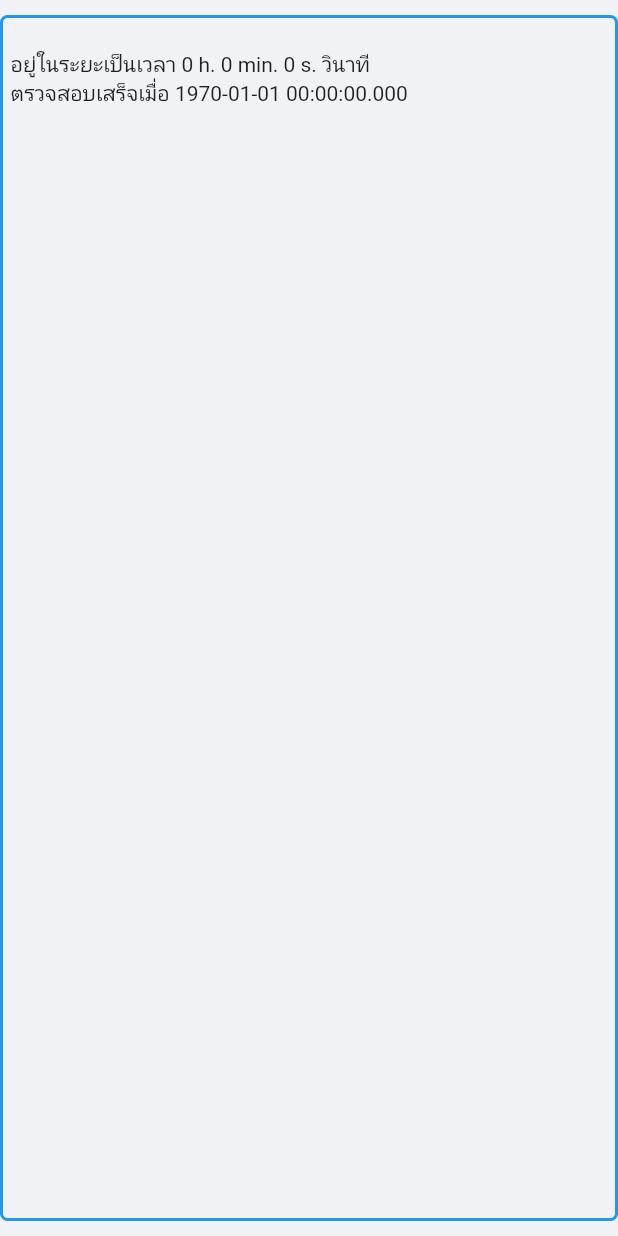
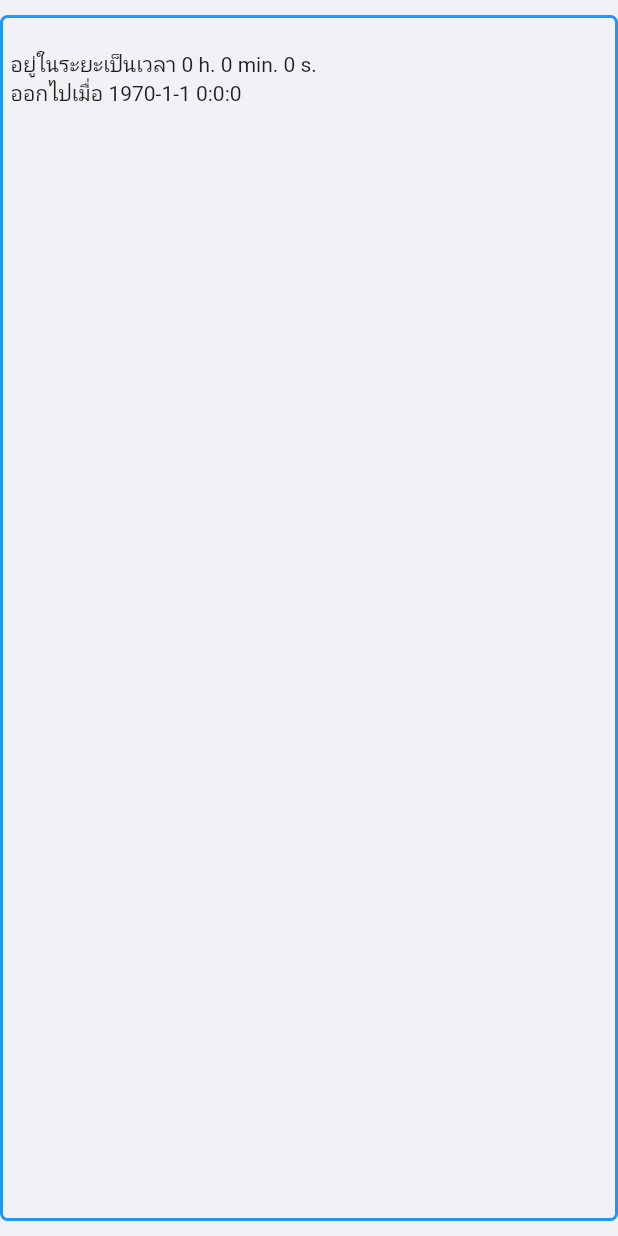
Before and after one commit to MrBrown6210/iPassReader, a Flutter app: the BoxList widget shown alone on an empty page, opened directly with empty values, on a phone screen of 412 x 824 dp. Run offline on Flutter 3.47's test engine with Material 2 defaults, Android fonts, the phone set to English and light mode, and no system bars; our stand-ins replace flutter_blue.

Commit message:
fix typo

```diff
--- a/lib/screens/device_screen.dart
+++ b/lib/screens/device_screen.dart
@@ -187,8 +187,7 @@ class _DeviceScreen extends State<DeviceScreen> {
                               fontWeight: FontWeight.bold,
                             ),
                           ),
-                          Text('${(new DateTime.fromMillisecondsSinceEpoch(date * 1000)).toString()}'),
-                          Text('($date)'),
+                          Text('${convertTimestampToDate(new DateTime.fromMillisecondsSinceEpoch(date * 1000))}'),
                         ],
                       ),
                       CircleButton(icon: Icons.upload_file, iconSize: 22, onPressed: () {
@@ -361,6 +360,10 @@ class XXX extends StatelessWidget {
   }
 }
 
+String convertTimestampToDate(DateTime dateTime) {
+  return '${dateTime.year}-${dateTime.month}-${dateTime.day} ${dateTime.hour}:${dateTime.minute}:${dateTime.second}';
+}
+
 class BoxList extends StatelessWidget {
 
   final Data data;
@@ -395,10 +398,10 @@ class BoxList extends StatelessWidget {
             ),
           ),
           Text(
-            'อยู่ในระยะเป็นเวลา ${convertTimestampToTime(data.stayInMilliSecond)} วินาที'
+            'อยู่ในระยะเป็นเวลา ${convertTimestampToTime(data.stayInMilliSecond)}'
           ),
           Text(
-            'ตรวจสอบเสร็จเมื่อ ${(new DateTime.fromMillisecondsSinceEpoch(data.timestamp * 1000)).toString()}'
+            'ออกไปเมื่อ ${convertTimestampToDate(new DateTime.fromMillisecondsSinceEpoch(data.timestamp * 1000))}'
           ),
         ],
       ),
```
